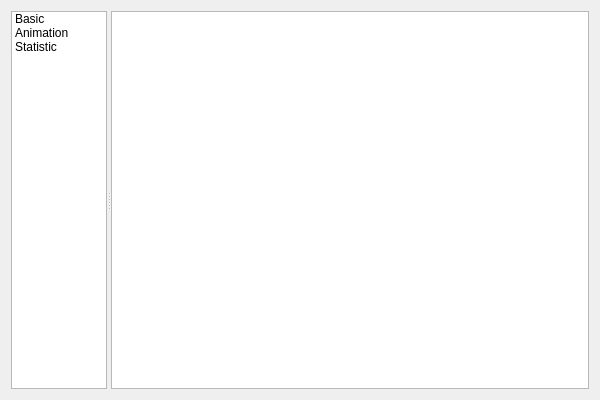
Old version of the form Forms/FileInfo.ui in the repository Philip117/FBXViewer.
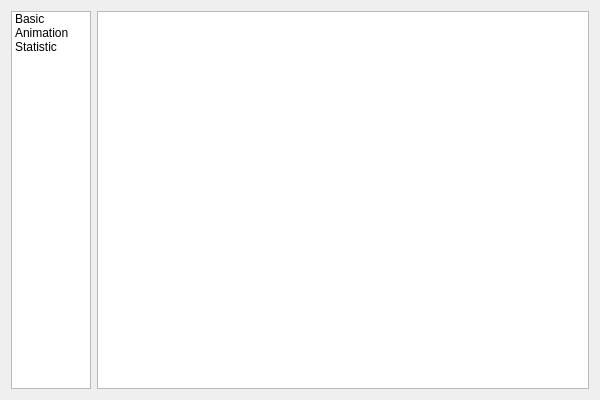
New version of the form.

```diff
--- a/Forms/FileInfo.ui
+++ b/Forms/FileInfo.ui
@@ -13,19 +13,27 @@
   <property name="windowTitle">
    <string>FileInfo</string>
   </property>
-  <layout class="QVBoxLayout" name="verticalLayout">
+  <layout class="QHBoxLayout" name="horizontalLayout">
    <item>
-    <widget class="QSplitter" name="splitter">
-     <property name="orientation">
-      <enum>Qt::Horizontal</enum>
-     </property>
      <widget class="QListWidget" name="listWidget">
       <property name="sizePolicy">
        <sizepolicy hsizetype="Expanding" vsizetype="Expanding">
-        <horstretch>1</horstretch>
+       <horstretch>0</horstretch>
         <verstretch>0</verstretch>
        </sizepolicy>
       </property>
+     <property name="minimumSize">
+      <size>
+       <width>80</width>
+       <height>0</height>
+      </size>
+     </property>
+     <property name="maximumSize">
+      <size>
+       <width>80</width>
+       <height>16777215</height>
+      </size>
+     </property>
       <property name="spacing">
        <number>3</number>
       </property>
@@ -45,14 +53,79 @@
        </property>
       </item>
      </widget>
-     <widget class="QTextBrowser" name="textBrowser">
+   </item>
+   <item>
+    <widget class="QTableWidget" name="tableWidget">
       <property name="sizePolicy">
        <sizepolicy hsizetype="Expanding" vsizetype="Expanding">
         <horstretch>5</horstretch>
         <verstretch>0</verstretch>
        </sizepolicy>
       </property>
-     </widget>
+     <property name="sizeAdjustPolicy">
+      <enum>QAbstractScrollArea::AdjustIgnored</enum>
+     </property>
+     <property name="autoScroll">
+      <bool>true</bool>
+     </property>
+     <property name="selectionMode">
+      <enum>QAbstractItemView::ExtendedSelection</enum>
+     </property>
+     <property name="selectionBehavior">
+      <enum>QAbstractItemView::SelectItems</enum>
+     </property>
+     <property name="textElideMode">
+      <enum>Qt::ElideRight</enum>
+     </property>
+     <property name="showGrid">
+      <bool>false</bool>
+     </property>
+     <property name="wordWrap">
+      <bool>true</bool>
+     </property>
+     <attribute name="horizontalHeaderVisible">
+      <bool>false</bool>
+     </attribute>
+     <attribute name="horizontalHeaderCascadingSectionResizes">
+      <bool>false</bool>
+     </attribute>
+     <attribute name="horizontalHeaderMinimumSectionSize">
+      <number>25</number>
+     </attribute>
+     <attribute name="horizontalHeaderHighlightSections">
+      <bool>true</bool>
+     </attribute>
+     <attribute name="horizontalHeaderShowSortIndicator" stdset="0">
+      <bool>false</bool>
+     </attribute>
+     <attribute name="horizontalHeaderStretchLastSection">
+      <bool>true</bool>
+     </attribute>
+     <attribute name="verticalHeaderVisible">
+      <bool>false</bool>
+     </attribute>
+     <row>
+      <property name="text">
+       <string>0</string>
+      </property>
+     </row>
+     <column>
+      <property name="text">
+       <string>Attribute Name</string>
+      </property>
+      <property name="font">
+       <font>
+        <bold>false</bold>
+        <kerning>true</kerning>
+        <hintingpreference>PreferDefaultHinting</hintingpreference>
+       </font>
+      </property>
+     </column>
+     <column>
+      <property name="text">
+       <string>Value / Infomation</string>
+      </property>
+     </column>
     </widget>
    </item>
   </layout>
```
Lines whose indentation alone changed are shown as unchanged.
